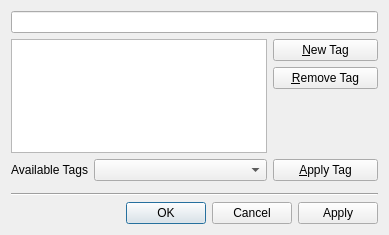
Before: the Qt Designer form ui/tagger.ui in pwizard2/robojournal, drawn with Qt 5.
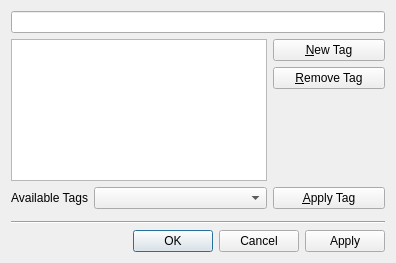
After: the same form once the commit is applied. Icons and pictures are not drawn.

```diff
--- a/ui/tagger.ui
+++ b/ui/tagger.ui
@@ -6,8 +6,8 @@
    <rect>
     <x>0</x>
     <y>0</y>
-    <width>389</width>
-    <height>235</height>
+    <width>396</width>
+    <height>263</height>
    </rect>
   </property>
   <property name="windowTitle">
@@ -96,6 +96,9 @@
        <property name="text">
         <string>&amp;New Tag</string>
        </property>
+       <property name="flat">
+        <bool>false</bool>
+       </property>
       </widget>
      </item>
      <item row="4" column="0" colspan="3">
@@ -155,6 +158,9 @@
        <property name="toolTip">
         <string>&lt;p&gt;Remove the selected tag from this entry.&lt;/p&gt;</string>
        </property>
+       <property name="layoutDirection">
+        <enum>Qt::LeftToRight</enum>
+       </property>
        <property name="text">
         <string>&amp;Remove Tag</string>
        </property>
```
